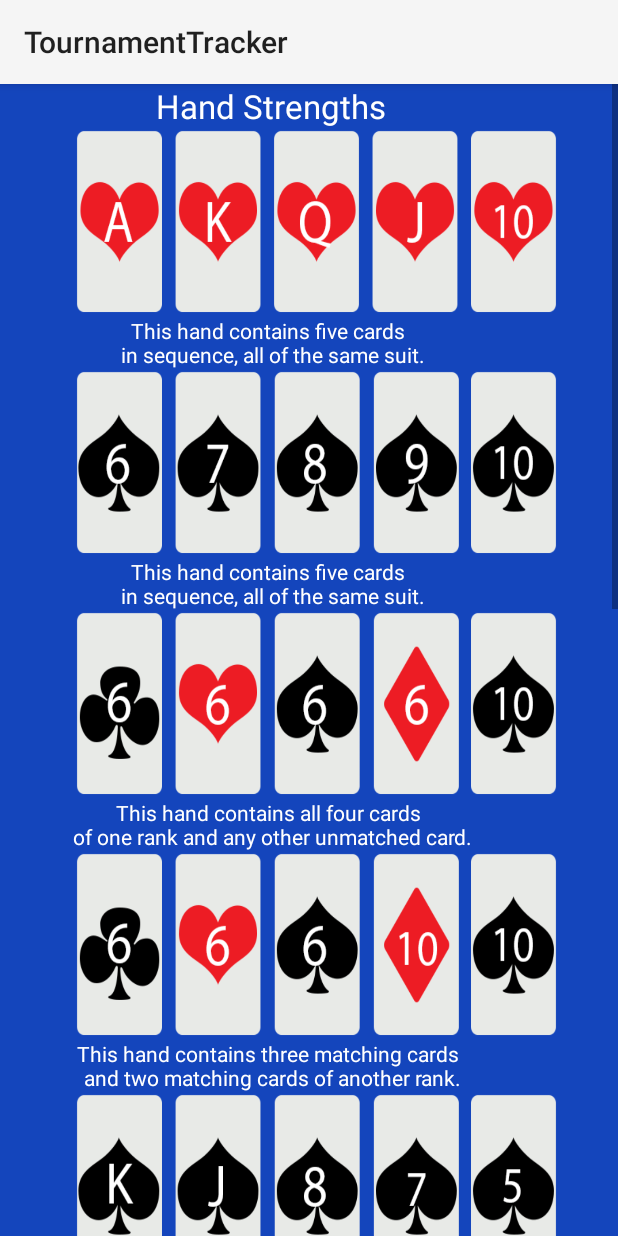
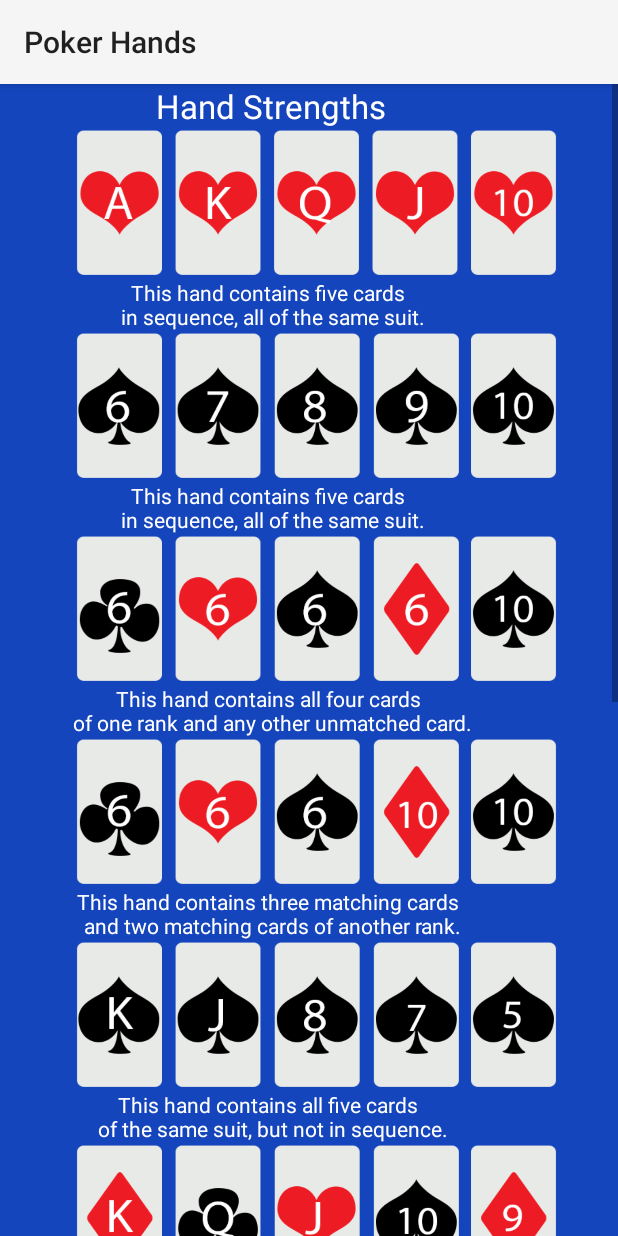
Before and after one commit to richpingree/AD2, an Android app: the fragment PokerHandsFragment shown on its own in the app's theme, on a phone screen of 412 x 824 dp. Run offline under Robolectric (Android 15) with nearby library versions, the phone set to English and light mode, and no system bars.

Commit message:
made minor changes
made minor changes, fixed action bar titles, and adjusted the size of
the images on the PokerHandsFragment

```diff
--- a/TournamentTracker/app/src/main/java/com/richardpingree/tournamenttracker/Fragments/PokerHandsFragment.java
+++ b/TournamentTracker/app/src/main/java/com/richardpingree/tournamenttracker/Fragments/PokerHandsFragment.java
@@ -37,6 +37,8 @@ public class PokerHandsFragment extends Fragment{
     @Override
     public void onActivityCreated(Bundle savedInstanceState) {
         super.onActivityCreated(savedInstanceState);
+
+        getActivity().getActionBar().setTitle(R.string.title_section4);
 
         title = (TextView)getView().findViewById(R.id.Title);
         title.setTextColor(Color.WHITE);
--- a/TournamentTracker/app/src/main/java/com/richardpingree/tournamenttracker/Fragments/TournamentListFragment.java
+++ b/TournamentTracker/app/src/main/java/com/richardpingree/tournamenttracker/Fragments/TournamentListFragment.java
@@ -68,6 +68,8 @@ public class TournamentListFragment extends Fragment {
         super.onActivityCreated(savedInstanceState);
         setHasOptionsMenu(true);
 
+        getActivity().getActionBar().setTitle(R.string.title_section2);
+
         ListView tourneyListView = (ListView) getView().findViewById(R.id.tourneyList);
         mAdapter = new TournamentAdapter(getActivity(), mListener.getTournaments());
         tourneyListView.setAdapter(mAdapter);
--- a/TournamentTracker/app/src/main/java/com/richardpingree/tournamenttracker/MainActivity.java
+++ b/TournamentTracker/app/src/main/java/com/richardpingree/tournamenttracker/MainActivity.java
@@ -137,7 +137,7 @@ public class MainActivity extends Activity
                 mTitle = getString(R.string.title_section3);
                 break;
             case 4:
-                mTitle = getString(R.string.titel_section4);
+                mTitle = getString(R.string.title_section4);
         }
     }
 
--- a/TournamentTracker/app/src/main/java/com/richardpingree/tournamenttracker/NavigationDrawerFragment.java
+++ b/TournamentTracker/app/src/main/java/com/richardpingree/tournamenttracker/NavigationDrawerFragment.java
@@ -105,7 +105,7 @@ public class NavigationDrawerFragment extends Fragment {
                         getString(R.string.title_section1),
                         getString(R.string.title_section2),
                         getString(R.string.title_section3),
-                        getString(R.string.titel_section4)
+                        getString(R.string.title_section4)
                 }));
         mDrawerListView.setItemChecked(mCurrentSelectedPosition, true);
         return mDrawerListView;
@@ -264,7 +264,7 @@ public class NavigationDrawerFragment extends Fragment {
         ActionBar actionBar = getActionBar();
         actionBar.setDisplayShowTitleEnabled(true);
         actionBar.setNavigationMode(ActionBar.NAVIGATION_MODE_STANDARD);
-        actionBar.setTitle(R.string.app_name);
+        //actionBar.setTitle(R.string.app_name);
     }
 
     private ActionBar getActionBar() {
--- a/TournamentTracker/app/src/main/res/layout/fragment_pokerhands.xml
+++ b/TournamentTracker/app/src/main/res/layout/fragment_pokerhands.xml
@@ -26,7 +26,7 @@
                 <ImageView
                     android:layout_marginLeft="10dp"
                     android:layout_width="350dp"
-                    android:layout_height="125dp"
+                    android:layout_height="100dp"
                     android:scaleType="fitXY"
                     android:id="@+id/royalFlush" />
             </TableRow>
@@ -44,7 +44,7 @@
                 <ImageView
                     android:layout_marginLeft="10dp"
                     android:layout_width="350dp"
-                    android:layout_height="125dp"
+                    android:layout_height="100dp"
                     android:scaleType="fitXY"
                     android:id="@+id/straightFlush" />
             </TableRow>
@@ -62,7 +62,7 @@
                 <ImageView
                     android:layout_marginLeft="10dp"
                     android:layout_width="350dp"
-                    android:layout_height="125dp"
+                    android:layout_height="100dp"
                     android:scaleType="fitXY"
                     android:id="@+id/fourKind" />
             </TableRow>
@@ -80,7 +80,7 @@
                 <ImageView
                     android:layout_marginLeft="10dp"
                     android:layout_width="350dp"
-                    android:layout_height="125dp"
+                    android:layout_height="100dp"
                     android:scaleType="fitXY"
                     android:id="@+id/fullHouse" />
             </TableRow>
@@ -98,7 +98,7 @@
                 <ImageView
                     android:layout_marginLeft="10dp"
                     android:layout_width="350dp"
-                    android:layout_height="125dp"
+                    android:layout_height="100dp"
                     android:scaleType="fitXY"
                     android:id="@+id/flush" />
             </TableRow>
@@ -116,7 +116,7 @@
                 <ImageView
                     android:layout_marginLeft="10dp"
                     android:layout_width="350dp"
-                    android:layout_height="125dp"
+                    android:layout_height="100dp"
                     android:scaleType="fitXY"
                     android:id="@+id/straight" />
             </TableRow>
@@ -134,7 +134,7 @@
                 <ImageView
                     android:layout_marginLeft="10dp"
                     android:layout_width="350dp"
-                    android:layout_height="125dp"
+                    android:layout_height="100dp"
                     android:scaleType="fitXY"
                     android:id="@+id/threeKind" />
             </TableRow>
@@ -152,7 +152,7 @@
                 <ImageView
                     android:layout_marginLeft="10dp"
                     android:layout_width="350dp"
-                    android:layout_height="125dp"
+                    android:layout_height="100dp"
                     android:scaleType="fitXY"
                     android:id="@+id/twoPair" />
             </TableRow>
@@ -170,7 +170,7 @@
                 <ImageView
                     android:layout_marginLeft="10dp"
                     android:layout_width="350dp"
-                    android:layout_height="125dp"
+                    android:layout_height="100dp"
                     android:scaleType="fitXY"
                     android:id="@+id/pair" />
             </TableRow>
@@ -188,7 +188,7 @@
                 <ImageView
                     android:layout_marginLeft="10dp"
                     android:layout_width="350dp"
-                    android:layout_height="125dp"
+                    android:layout_height="100dp"
                     android:scaleType="fitXY"
                     android:id="@+id/highcard" />
             </TableRow>
--- a/TournamentTracker/app/src/main/res/values/strings.xml
+++ b/TournamentTracker/app/src/main/res/values/strings.xml
@@ -4,7 +4,7 @@
     <string name="title_section1">Timer</string>
     <string name="title_section2">Tournaments</string>
     <string name="title_section3">Probabilities/Odds</string>
-    <string name="titel_section4">Poker Hands</string>
+    <string name="title_section4">Poker Hands</string>
 
     <string name="navigation_drawer_open">Open navigation drawer</string>
     <string name="navigation_drawer_close">Close navigation drawer</string>
```
